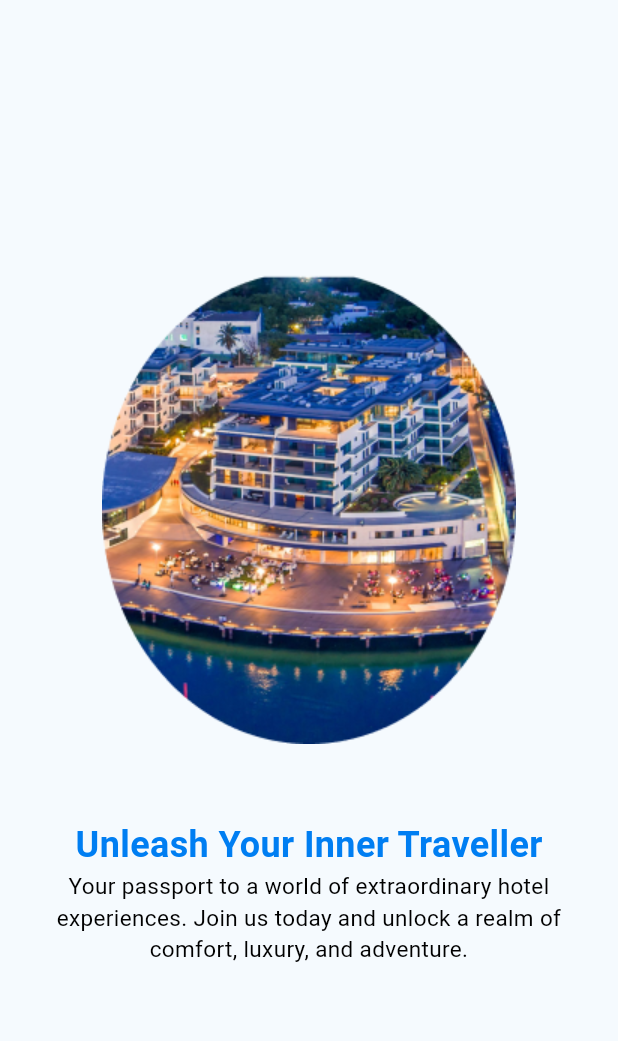
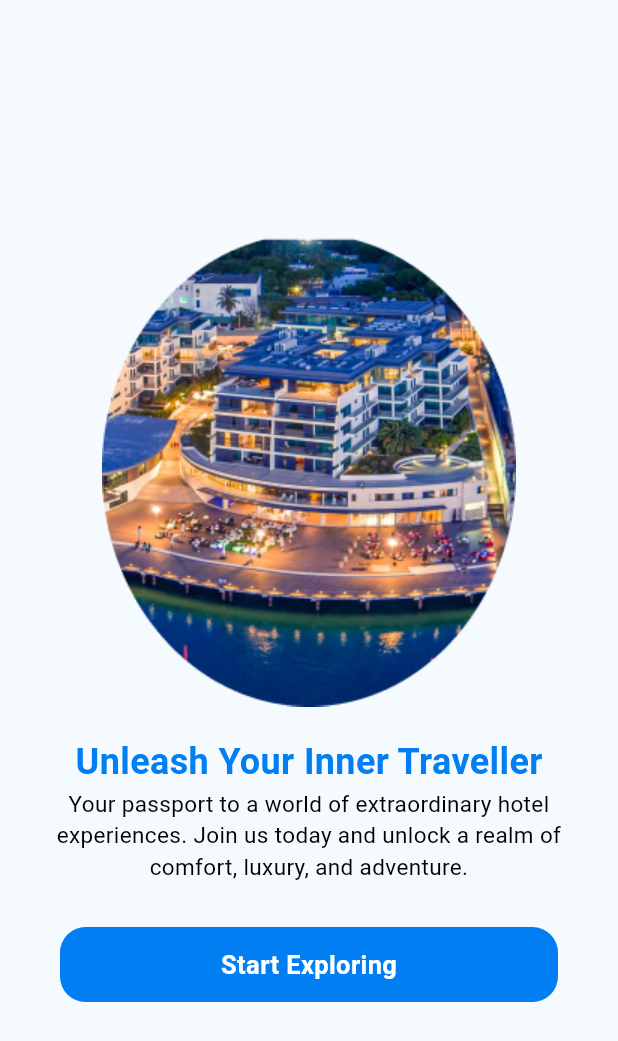
Before and after one commit to RootHex200/hotel_room_booking_app, a Flutter app: the screen it shows after launch, on a phone screen of 412 x 824 dp. Shown: the top 1041 px of the screen. Run offline on Flutter 3.47's test engine with Material 3 defaults, Android fonts, the light colour scheme and no system bars; our stand-ins replace dio, flutter_riverpod, go_router.

Commit message:
Add Custom Space Widget and Update GetStartPage UI

```diff
--- /dev/null
+++ b/lib/src/core/common/widgets/custom_button_widget.dart
@@ -0,0 +1,27 @@
+
+
+import 'package:flutter/material.dart';
+import 'package:hotel_room_booking/src/core/values/colors/app_colors.dart';
+import 'package:hotel_room_booking/src/core/values/style/text_style.dart';
+
+class CustomButtonWidget extends StatelessWidget {
+  const CustomButtonWidget({super.key,this.height,this.width,required this.buttonText,this.margin,required this.radius});
+  final double? height;
+  final double? width;
+  final String buttonText;
+  final EdgeInsetsGeometry? margin;
+  final double radius;
+  @override
+  Widget build(BuildContext context) {
+    return Container(
+      margin: margin,
+      height: height,
+      width: width,
+      decoration: BoxDecoration(
+        color: AppColor.primaryColor,
+        borderRadius: BorderRadius.circular(radius)
+      ),
+      child: Center(child: Text(buttonText,style:whiteColorTextStyle,)),
+    );
+  }
+}
--- /dev/null
+++ b/lib/src/core/common/widgets/custom_space_widget.dart
@@ -0,0 +1,24 @@
+
+
+import 'package:flutter/material.dart';
+
+class VerticalSpace extends StatelessWidget {
+  const VerticalSpace({super.key,required this.height});
+  final double height;
+
+  @override
+  Widget build(BuildContext context) {
+    return  SizedBox(height: height,);
+  }
+}
+
+
+class HorizontalSpace extends StatelessWidget {
+  const HorizontalSpace({super.key,required this.width});
+  final double width;
+
+  @override
+  Widget build(BuildContext context) {
+    return SizedBox(height: width,);
+  }
+}
--- a/lib/src/core/values/style/text_style.dart
+++ b/lib/src/core/values/style/text_style.dart
@@ -21,8 +21,15 @@ const getStartScreenHeadLineTextStyle=TextStyle(
   color: AppColor.primaryColor
 );
 
-const getStartScreenHSubLineTextStyle=TextStyle(
+const longTextStyle=TextStyle(
   fontSize: 15,
   fontWeight: FontWeight.w400,
   color: AppColor.blackTextColor
 );
+
+
+const whiteColorTextStyle=TextStyle(
+  fontSize: 17,
+  color: AppColor.whiteTextColor,
+  fontWeight: FontWeight.bold
+);
--- a/lib/src/features/splash/presentation/view/get_start_screen.dart
+++ b/lib/src/features/splash/presentation/view/get_start_screen.dart
@@ -1,5 +1,7 @@
 
 import 'package:flutter/material.dart';
+import 'package:hotel_room_booking/src/core/common/widgets/custom_button_widget.dart';
+import 'package:hotel_room_booking/src/core/common/widgets/custom_space_widget.dart';
 import 'package:hotel_room_booking/src/core/values/strings/app_strings.dart';
 import 'package:hotel_room_booking/src/core/values/style/text_style.dart';
 
@@ -8,19 +10,26 @@ class GetStartScreen extends StatelessWidget {
 
   @override
   Widget build(BuildContext context) {
-    return const Scaffold(
+    return  Scaffold(
       body: Padding(
-        padding: EdgeInsets.only(left: 20,right: 20),
+        padding: const EdgeInsets.only(left: 20,right: 20),
         child: Column(
           mainAxisAlignment: MainAxisAlignment.center,
           children: [
             //hotel image
-            Image(image: AssetImage("assets/images/hotel_image.png")),
-            SizedBox(height: 50,),
+            const Image(image: AssetImage("assets/images/hotel_image.png")),
+            const VerticalSpace(height: 20),
 
             //title
-            Text(AppString.unleashYourInnerTraveller,style: getStartScreenHeadLineTextStyle,),
-            Text(AppString.unleashYourInnerTravellerSubLine,maxLines: 4,textAlign: TextAlign.center,style: getStartScreenHSubLineTextStyle,)
+            const Text(AppString.unleashYourInnerTraveller,style: getStartScreenHeadLineTextStyle,),
+            const Text(AppString.unleashYourInnerTravellerSubLine,maxLines: 4,textAlign: TextAlign.center,style: longTextStyle,),
+
+            const VerticalSpace(height: 30),
+
+            CustomButtonWidget(
+              radius: 17,
+              margin: const EdgeInsets.only(left: 20,right: 20),
+              buttonText: AppString.startExploring,height: 50,width: MediaQuery.of(context).size.width,),
 
           ],
         ),
```
